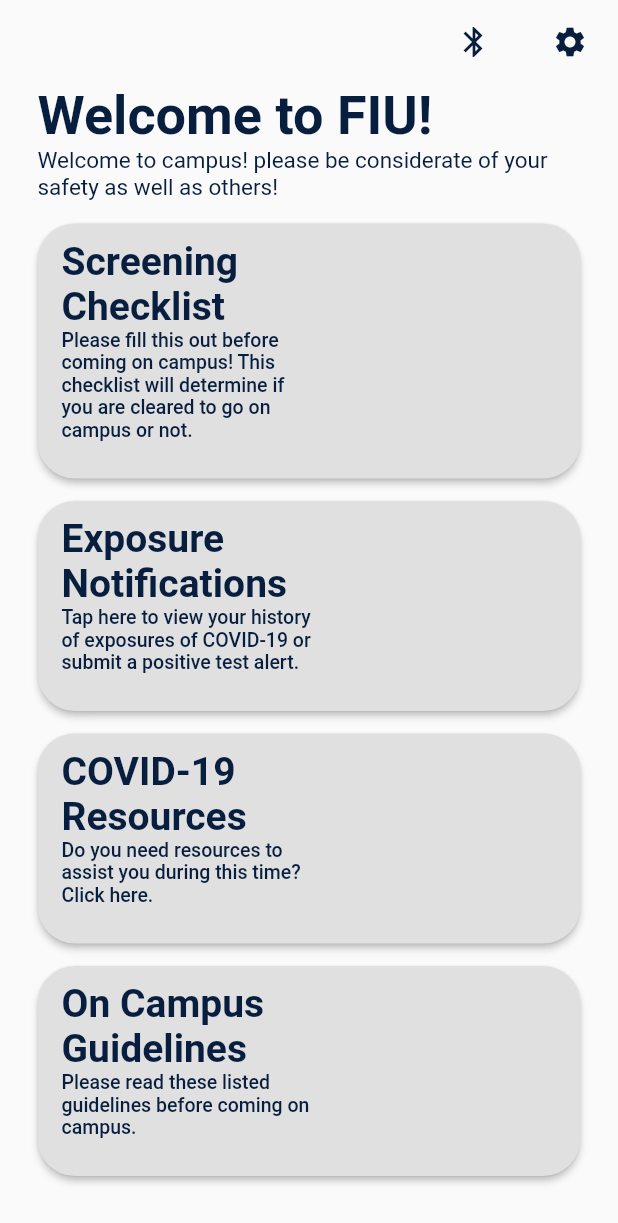
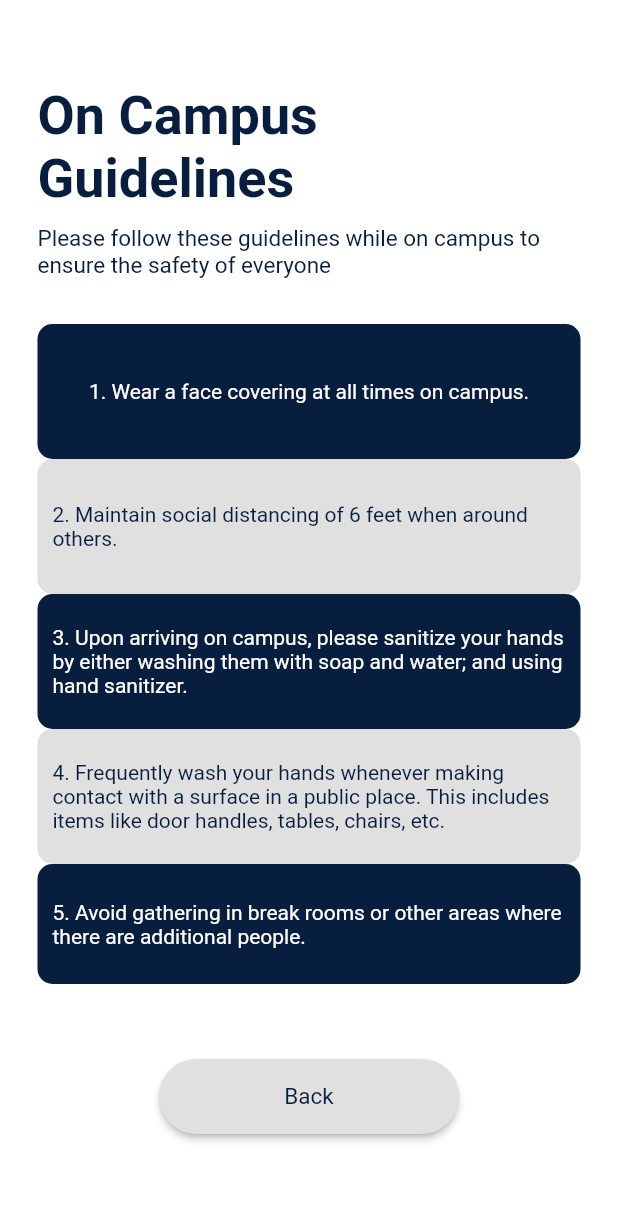
Before and after one commit to SparkDevTeams/MobileDev-Spring21, a Flutter app: the HomeScreen screen opened by its route, after a tap on "On Campus Guidelines", on a phone screen of 412 x 824 dp. Shown: the top 1223 px of the screen. Run offline on Flutter 3.47's test engine with Material 2 defaults, Android fonts, the phone set to English and light mode, and no system bars; our stand-ins replace cloud_firestore, firebase_auth, firebase_core; accounts and stored records are empty.

Commit message:
Campus Guidelines page

```diff
--- /dev/null
+++ b/p3_MAIN/lib/guidelines/guidelines.dart
@@ -0,0 +1,113 @@
+import 'package:flutter/material.dart';
+import 'package:p3_MAIN/theme/themeData.dart';
+import 'package:url_launcher/url_launcher.dart';
+import 'package:p3_MAIN/UIWidgets/ButtonWidgets.dart';
+
+class Guidelines extends StatelessWidget {
+  @override
+  Widget build(BuildContext context) {
+    return Scaffold(
+      backgroundColor: Colors.white,
+      appBar: AppBar(
+        shadowColor: Colors.transparent,
+        backgroundColor: Colors.transparent,
+      ),
+      body: SingleChildScrollView(
+        child: Container(
+          child: Padding(
+            padding: const EdgeInsets.only(right: 25, left: 25),
+            child: Column(children: <Widget>[
+              Text(
+                "On Campus Guidelines",
+                style: Theme.of(context).textTheme.headline1,
+              ),
+              Container(padding: const EdgeInsets.only(top: 5, bottom: 5)),
+              Text(
+                "Please follow these guidelines while on campus to ensure the safety of everyone",
+                style: Theme.of(context).textTheme.bodyText1,
+              ),
+              Container(padding: const EdgeInsets.only(top: 15, bottom: 15)),
+              Container(
+                child: RoundedBox(
+                    '1. Wear a face covering at all times on campus.',
+                    Colors.white,
+                    14.0,
+                    10.0,
+                    AppTheme.Colors.blueFIU,
+                    90.0,
+                    400.0,
+                    Alignment.center),
+              ),
+              Container(
+                child: RoundedBox(
+                    '2. Maintain social distancing of 6 feet when around others.',
+                    AppTheme.Colors.blueFIU,
+                    14.0,
+                    10.0,
+                    Colors.grey[300],
+                    90.0,
+                    400.0,
+                    Alignment.center),
+              ),
+              Container(
+                child: RoundedBox(
+                    '3. Upon arriving on campus, please sanitize your hands by either washing them with soap and water; and using hand sanitizer.',
+                    Colors.white,
+                    14.0,
+                    10.0,
+                    AppTheme.Colors.blueFIU,
+                    90.0,
+                    400.0,
+                    Alignment.center),
+              ),
+              Container(
+                child: RoundedBox(
+                    '4. Frequently wash your hands whenever making contact with a surface in a public place. This includes items like door handles, tables, chairs, etc.',
+                    AppTheme.Colors.blueFIU,
+                    14.0,
+                    10.0,
+                    Colors.grey[300],
+                    90.0,
+                    400.0,
+                    Alignment.center),
+              ),
+              Container(
+                child: RoundedBox(
+                    '5. Avoid gathering in break rooms or other areas where there are additional people.',
+                    Colors.white,
+                    14.0,
+                    10.0,
+                    AppTheme.Colors.blueFIU,
+                    80.0,
+                    400.0,
+                    Alignment.center),
+              ),
+              Container(padding: const EdgeInsets.only(top: 25, bottom: 25)),
+              Container(
+                alignment: Alignment.center,
+                child: Container(
+                  height: 50.0,
+                  width: 200.0,
+                  child: RaisedButton(
+                    //color: Colors.white,
+                    textColor: AppTheme.Colors.blueFIU,
+                    onPressed: () {
+                      Navigator.pop(context);
+                    },
+                    child: Text(
+                      "Back",
+                      style: Theme.of(context).textTheme.bodyText1,
+                    ),
+                    shape: RoundedRectangleBorder(
+                      borderRadius: BorderRadius.circular(25),
+                    ),
+                  ),
+                ),
+              ),
+            ], crossAxisAlignment: CrossAxisAlignment.start),
+          ),
+        ),
+      ),
+    );
+  }
+}
--- a/p3_MAIN/lib/homeScreen.dart
+++ b/p3_MAIN/lib/homeScreen.dart
@@ -54,7 +54,7 @@ class HomeScreen extends StatelessWidget {
                   ),
                   Container(
                     child: Text(
-                      "Welcome to campus! please be considerate of your safety as well as others!",
+                      "Welcome to campus! Please be considerate of your safety as well as others!",
                       style: Theme.of(context).textTheme.bodyText1,
                     ),
                   ),
@@ -87,7 +87,7 @@ class HomeScreen extends StatelessWidget {
                     child: HomePageButton(
                         "On Campus Guidelines",
                         "Please read these listed guidelines before coming on campus.",
-                        null,
+                        '/guidelines',
                         140.0),
                   )
                 ],
--- a/p3_MAIN/lib/main.dart
+++ b/p3_MAIN/lib/main.dart
@@ -7,6 +7,7 @@ import 'package:p3_MAIN/homeScreen.dart';
 import './settings/settingsPage.dart';
 import './resourcesInfo/resources.dart';
 import './screeningCheck/screeningChecklist.dart';
+import './guidelines/guideLines.dart';
 
 void main() async {
   WidgetsFlutterBinding.ensureInitialized();
@@ -24,7 +25,8 @@ class MyApp extends StatelessWidget {
         '/home': (context) => HomeScreen(),
         '/settings': (context) => SettingsPage(),
         '/resources': (context) => ResourcesPage(),
-        'checklist_p1': (context) => CheckListPageOne()
+        'checklist_p1': (context) => CheckListPageOne(),
+        '/guidelines': (context) => Guidelines(),
       },
       theme: ThemeData(
           textTheme: TextTheme(
```
